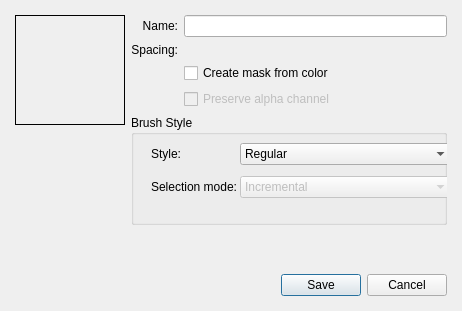
KDE/krita, file plugins/paintops/libpaintop/forms/wdgcustombrush.ui: the form before one commit.
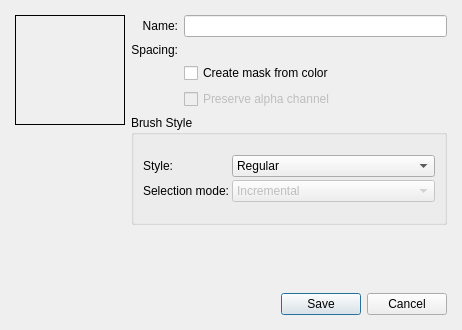
The form after the commit. Custom widgets are drawn as their Qt base class.

Diff of the .ui file:
```diff
--- a/plugins/paintops/libpaintop/forms/wdgcustombrush.ui
+++ b/plugins/paintops/libpaintop/forms/wdgcustombrush.ui
@@ -11,7 +11,7 @@
     <x>0</x>
     <y>0</y>
     <width>462</width>
-    <height>311</height>
+    <height>330</height>
    </rect>
   </property>
   <layout class="QHBoxLayout" name="horizontalLayout_2">
@@ -132,15 +132,8 @@
        <property name="checkable">
         <bool>false</bool>
        </property>
-       <widget class="QWidget" name="gridLayoutWidget_2">
-        <property name="geometry">
-         <rect>
-          <x>20</x>
-          <y>20</y>
-          <width>301</width>
-          <height>71</height>
-         </rect>
-        </property>
+       <layout class="QGridLayout" name="gridLayout_3">
+        <item row="0" column="0">
         <layout class="QGridLayout" name="gridLayout_2">
          <property name="spacing">
           <number>3</number>
@@ -239,7 +232,8 @@
           </widget>
          </item>
         </layout>
-       </widget>
+        </item>
+       </layout>
       </widget>
      </item>
      <item>
```
Left out of the diff: 22 changed lines with no effect on the pictures. Lines whose indentation alone changed are shown as unchanged.
